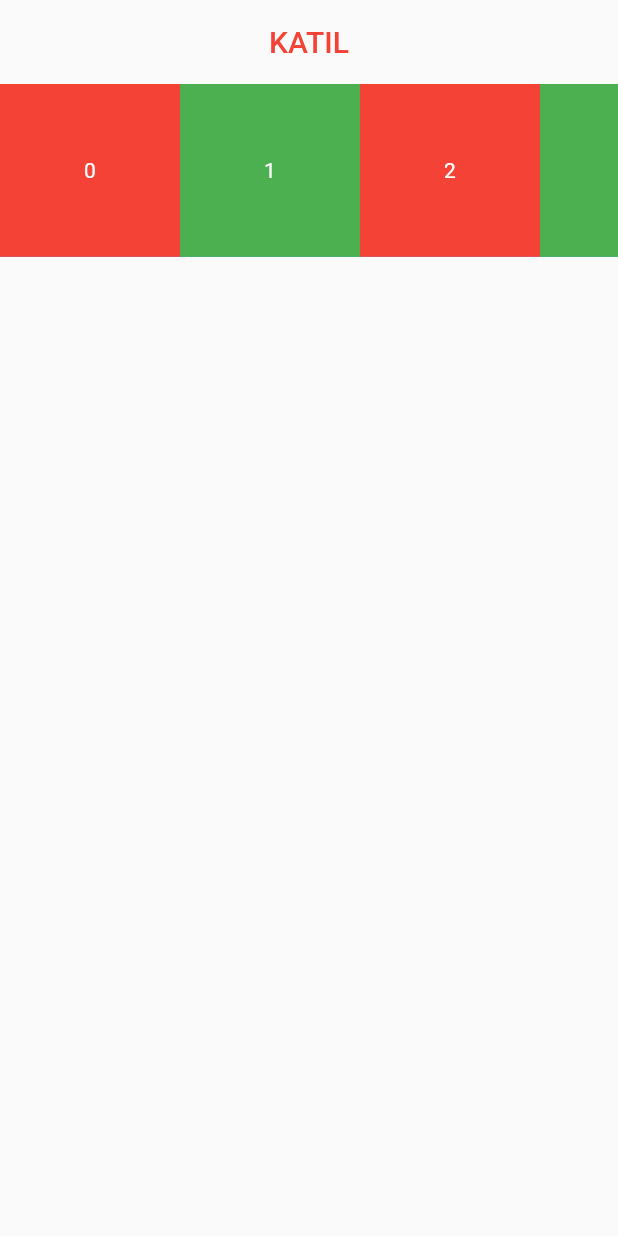
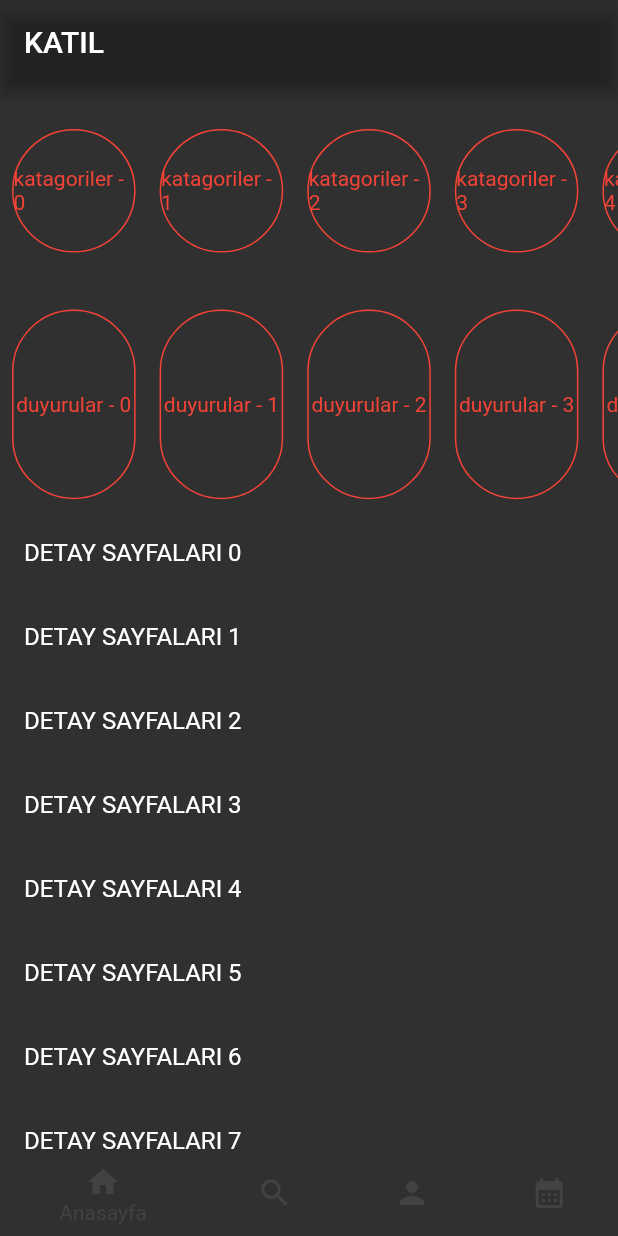
Before and after one commit to Yaizzz/F28_Luminexa, a Flutter app: the screen it shows after launch, on a phone screen of 412 x 824 dp. Run offline on Flutter 3.47's test engine with Material 2 defaults, Android fonts, the phone set to English and light mode, and no system bars.

Commit message:
add home page and navigationbar

```diff
--- a/lib/Homepage.dart
+++ b/lib/Homepage.dart
@@ -1,55 +1,117 @@
 import 'package:flutter/material.dart';
-import 'package:flutter/rendering.dart';
 
 void main() {
-  runApp(homePage());
+  runApp(MyApp());
 }
 
-class homePage extends StatelessWidget {
+class MyApp extends StatelessWidget {
   @override
   Widget build(BuildContext context) {
     return MaterialApp(
+      theme: ThemeData.dark(),
       debugShowCheckedModeBanner: false,
-      title: 'Home Page',
-      home: Scaffold(
-        appBar: AppBar(
-          backgroundColor: Colors.transparent,
-          elevation: 0,
-          title: Center(
-            child: const Text(
-              'KATIL',
-              style: TextStyle(color: Colors.red),
-            ),
-          ),
-        ),
-        // SONSUZ LIST VIEW
-        body: FractionallySizedBox(
-          heightFactor: 0.15,
-          child: Container(
-            color: Colors.blue,
+      home: HomePage(),
+    );
+  }
+}
+
+class HomePage extends StatelessWidget {
+  @override
+  Widget build(BuildContext context) {
+    return Scaffold(
+      appBar: AppBar(
+        backgroundColor: Colors.transparent,
+        title: Text('KATIL'),
+      ),
+      body: Column(
+        children: [
+          Expanded(
+            flex: 1,
             child: ListView.builder(
               scrollDirection: Axis.horizontal,
+              itemCount: 10,
               itemBuilder: (context, index) {
                 return Container(
-                  width: 120,
-                  color: index % 2 == 0 ? Colors.red : Colors.green,
+                  decoration: BoxDecoration(
+                    border: Border.all(color: Colors.red),
+                    shape: BoxShape.circle,
+                    color: Colors.transparent,
+                  ),
+                  width: MediaQuery.of(context).size.width / 5,
+                  margin: EdgeInsets.all(8.0),
                   child: Center(
                     child: Text(
-                      '$index',
-                      style: TextStyle(color: Colors.white),
+                      'katagoriler - $index',
+                      style: TextStyle(color: Colors.red),
                     ),
                   ),
                 );
               },
             ),
           ),
-        ),
+          Expanded(
+            flex: 1,
+            child: ListView.builder(
+              scrollDirection: Axis.horizontal,
+              itemCount: 10,
+              itemBuilder: (context, index) {
+                return Container(
+                  decoration: BoxDecoration(
+                    border: Border.all(color: Colors.red),
+                    borderRadius: BorderRadius.circular(100),
+                    color: Colors.transparent,
+                  ),
+                  width: MediaQuery.of(context).size.width / 5,
+                  margin: EdgeInsets.all(8.0),
+                  child: Center(
+                    child: Text(
+                      'duyurular - $index',
+                      style: TextStyle(color: Colors.red),
+                    ),
+                  ),
+                );
+              },
+            ),
+          ),
+          Expanded(
+            flex: 3,
+            child: Container(
+              color: Colors.transparent,
+              child: ListView.builder(
+                itemCount: 20,
+                itemBuilder: (context, index) {
+                  return ListTile(
+                    title: Text('DETAY SAYFALARI $index'),
+                  );
+                },
+              ),
+            ),
+          ),
+        ],
+      ),
+      bottomNavigationBar: BottomNavigationBar(
+        items: const <BottomNavigationBarItem>[
+          BottomNavigationBarItem(
+            icon: Icon(Icons.home),
+            label: 'Anasayfa',
+          ),
+          BottomNavigationBarItem(
+            icon: Icon(Icons.search),
+            label: 'Arama',
+          ),
+          BottomNavigationBarItem(
+            icon: Icon(Icons.person),
+            label: 'Profil',
+          ),
+          BottomNavigationBarItem(
+            icon: Icon(Icons.calendar_month),
+            label: 'Takvim',
+          ),
+        ],
       ),
     );
   }
 }
-
-
 
 
 
```
